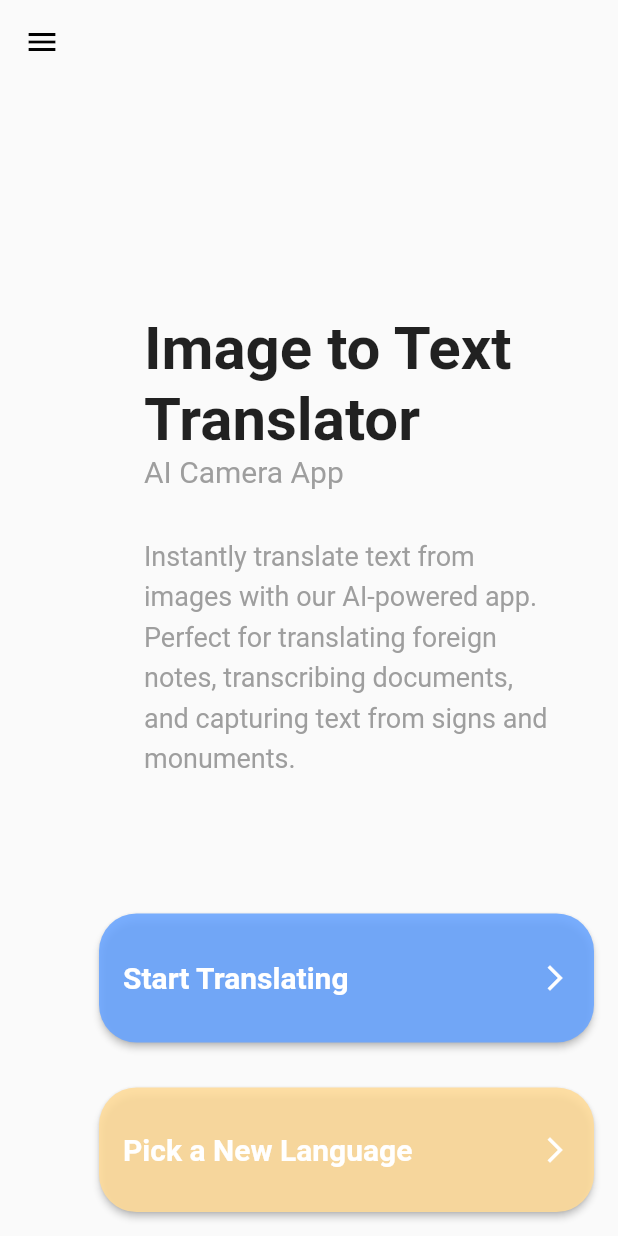
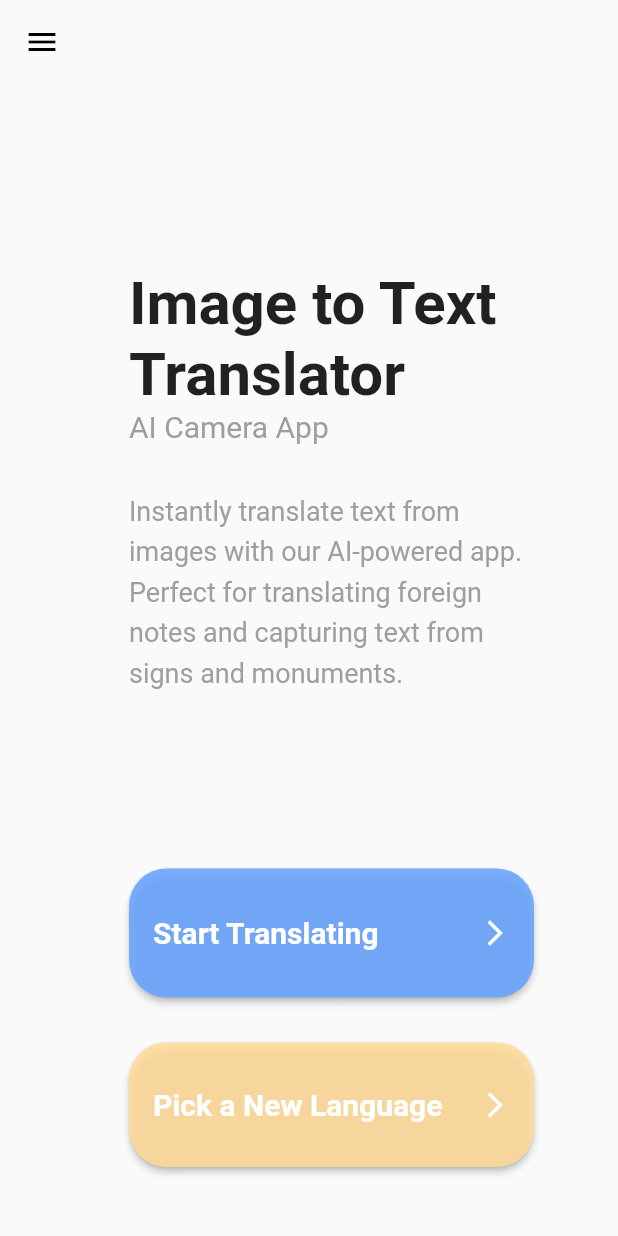
Before and after one commit to mqzpt/pupil, a Flutter app: the ButtonNavigation screen opened directly, on a phone screen of 412 x 824 dp. Run offline on Flutter 3.47's test engine with Material 2 defaults, Android fonts, the phone set to English and light mode, and no system bars; our stand-ins replace image_picker; missing offline and left inert: google_mlkit_text_recognition; Roboto replaces fonts that are missing (Garamond, Times New Roman).

Commit message:
Wrapped buttons and added padding for cleanliness

```diff
--- a/lib/titlepage.dart
+++ b/lib/titlepage.dart
@@ -69,7 +69,7 @@ class _ButtonNavigationState extends State<ButtonNavigation> {
                   ),
                   SizedBox(height: 30.0),
                   Text(
-                    "Instantly translate text from images with our AI-powered app. Perfect for translating foreign notes, transcribing documents, and capturing text from signs and monuments.",
+                    "Instantly translate text from images with our AI-powered app. Perfect for translating foreign notes and capturing text from signs and monuments.",
                     style: TextStyle(
                       fontSize: 18.0,
                       height: 1.5,
@@ -78,13 +78,19 @@ class _ButtonNavigationState extends State<ButtonNavigation> {
                       color: Colors.grey,
                     ),
                   ),
-                ],
+                ], // End of text column
               ),
             ),
           ),
-
+          Container(
+            width: 350,
+            padding: EdgeInsets.only(bottom: 30),
+            child: Align(
+              alignment: Alignment.center,
+              child: Column(
+                children: [
                   SizedBox(
-            width: 330.0,
+                    width: 270.0,
                     height: 86.0,
                     child: ElevatedButton(
                       onPressed: () {},
@@ -120,9 +126,10 @@ class _ButtonNavigationState extends State<ButtonNavigation> {
                       ),
                     ),
                   ),
-          SizedBox(height: 30.0), // Add some spacing between the buttons
                   SizedBox(
-            width: 330.0,
+                      height: 30.0), // Add some spacing between the buttons
+                  SizedBox(
+                    width: 270.0,
                     height: 83.0,
                     child: ElevatedButton(
                       onPressed: () {},
@@ -155,9 +162,14 @@ class _ButtonNavigationState extends State<ButtonNavigation> {
                           ],
                         ),
                       ),
+                      // End of second button
                     ),
                   ),
                 ],
+              ),
+            ),
+          ),
+        ], // End of children container
       ),
       body: SizedBox(
         height: double.infinity,
```
Lines whose indentation alone changed are shown as unchanged.
